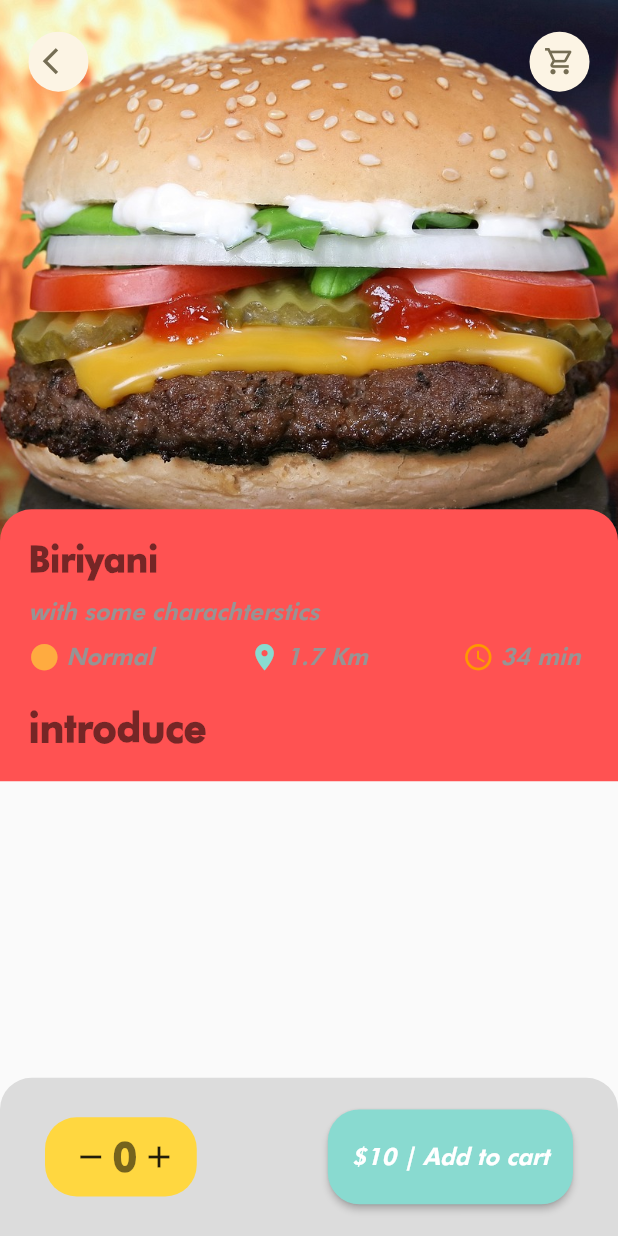
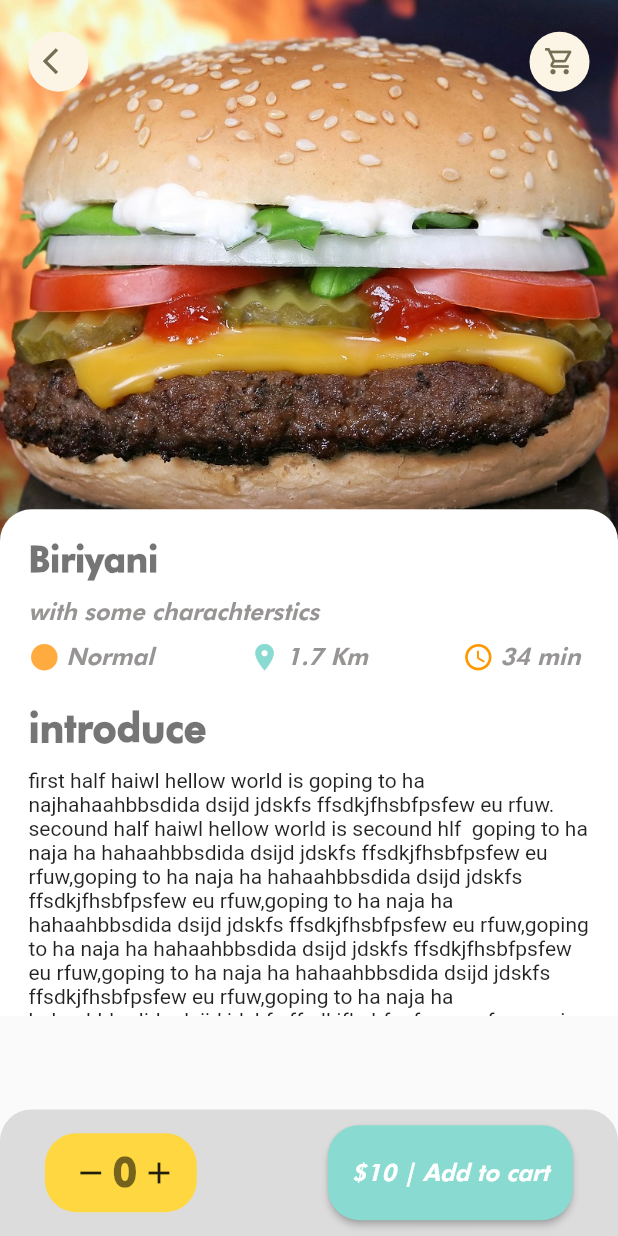
Before and after one commit to hadibp/food-delivery-app, a Flutter app: the screen it shows after launch, on a phone screen of 412 x 824 dp. Run offline on Flutter 3.47's test engine with Material 2 defaults, Android fonts, the phone set to English and light mode, and no system bars; our stand-ins replace dots_indicator, get.

Commit message:
into the thrid  page

```diff
--- a/lib/ui/componants/constants/diamention.dart
+++ b/lib/ui/componants/constants/diamention.dart
@@ -20,6 +20,7 @@ class Diamentions {
   static double height20 = screenHeight / 39.05;
   static double height30 = screenHeight / 26.03;
   static double height50 = screenHeight / 15.62;
+  static double height320 = screenHeight / 2.44;
 
   //dynamic width and height
   static double width5 = screenWidth / 156.2;
--- /dev/null
+++ b/lib/ui/componants/widgets/expandable_widget_text.dart
@@ -0,0 +1,64 @@
+import 'package:flutter/material.dart';
+import 'package:food_delivery/ui/componants/constants/diamention.dart';
+import 'package:food_delivery/ui/componants/widgets/smalltext.dart';
+
+class ExpandableTextWidget extends StatefulWidget {
+  final String text;
+  const ExpandableTextWidget({super.key, required this.text});
+
+  @override
+  State<ExpandableTextWidget> createState() => _ExpandableTextWidgetState();
+}
+
+class _ExpandableTextWidgetState extends State<ExpandableTextWidget> {
+  late String firsthalf;
+  late String secoundhalf;
+  bool hiddentext = false;
+  double textheight = Diamentions.screenHeight / 5.63;
+
+  @override
+  void initState() {
+    super.initState();
+    if (widget.text.length > textheight) {
+      firsthalf = widget.text.substring(0, textheight.toInt());
+      secoundhalf =
+          widget.text.substring(textheight.toInt() +1, widget.text.length);
+    } else {
+      firsthalf = widget.text;
+      secoundhalf = "";
+    }
+  }
+
+  @override
+  Widget build(BuildContext context) {
+    return Container(
+      child: secoundhalf.isEmpty
+          ? SmallText(text: firsthalf)
+          : Column(
+              children: [
+                Text(
+                    hiddentext
+                        ? "$firsthalf ... "
+                        : firsthalf + secoundhalf,),
+                InkWell(
+                  child: Row(
+                    mainAxisAlignment: MainAxisAlignment.end,
+                    children: <Widget>[
+                      Text(
+                        hiddentext ? "read more" : "read less",
+                        style: TextStyle(color: Colors.blue),
+                      ),
+                    ],
+                  ),
+                  onTap: () {
+                    setState(() {
+                      hiddentext = !hiddentext;
+                    });
+                  },
+                ),
+
+              ],
+            ),
+    );
+  }
+}
--- a/lib/ui/screens/popular_foodpage/popular_food_page.dart
+++ b/lib/ui/screens/popular_foodpage/popular_food_page.dart
@@ -4,6 +4,7 @@ import 'package:food_delivery/ui/componants/constants/diamention.dart';
 import 'package:food_delivery/ui/componants/widgets/appcolumn.dart';
 import 'package:food_delivery/ui/componants/widgets/appicon.dart';
 import 'package:food_delivery/ui/componants/widgets/bigtext.dart';
+import 'package:food_delivery/ui/componants/widgets/expandable_widget_text.dart';
 import 'package:food_delivery/ui/componants/widgets/smalltext.dart';
 
 class PopularFoodDetail extends StatelessWidget {
@@ -52,12 +53,18 @@ class PopularFoodDetail extends StatelessWidget {
             right: 0,
             top: Diamentions.foodpageImageheight - 30,
             child: Container(
-              padding: EdgeInsets.all(Diamentions.width18),
+              height: Diamentions.height320,
+              padding: EdgeInsets.only(
+                  top: Diamentions.width18,
+                  left: Diamentions.width18,
+                  right: Diamentions.width18,
+                  ),
               decoration: BoxDecoration(
                   borderRadius: BorderRadius.only(
                       topLeft: Radius.circular(Diamentions.radious20),
                       topRight: Radius.circular(Diamentions.radious20)),
-                  color: Colors.redAccent),
+                    color: Colors.white
+                  ),
               child: Column(
                 crossAxisAlignment: CrossAxisAlignment.start,
                 children: [
@@ -67,15 +74,25 @@ class PopularFoodDetail extends StatelessWidget {
                   SizedBox(
                     height: Diamentions.height20,
                   ),
-                  const BigText(text: "introduce")
+                  const BigText(text: "introduce"),
+                  SizedBox(
+                    height: Diamentions.height10,
+                  ),
+                 const Expanded(
+                    child: SingleChildScrollView(
+                      child: ExpandableTextWidget(
+                          text:
+                              'first half haiwl hellow world is goping to ha najhahaahbbsdida dsijd jdskfs ffsdkjfhsbfpsfew eu rfuw. secound half haiwl hellow world is secound half  goping to ha naja ha hahaahbbsdida dsijd jdskfs ffsdkjfhsbfpsfew eu rfuw,goping to ha naja ha hahaahbbsdida dsijd jdskfs ffsdkjfhsbfpsfew eu rfuw,goping to ha naja ha hahaahbbsdida dsijd jdskfs ffsdkjfhsbfpsfew eu rfuw,goping to ha naja ha hahaahbbsdida dsijd jdskfs ffsdkjfhsbfpsfew eu rfuw,goping to ha naja ha hahaahbbsdida dsijd jdskfs ffsdkjfhsbfpsfew eu rfuw,goping to ha naja ha hahaahbbsdida dsijd jdskfs ffsdkjfhsbfpsfew eu rfuw,goping to ha naja ha hahaahbbsdida dsijd jdskfs ffsdkjfhsbfpsfew eu rfuw,goping to ha naja ha hahaahbbsdida dsijd jdskfs ffsdkjfhsbfpsfew eu rfuw,goping to ha naja ha hahaahbbsdida dsijd jdskfs ffsdkjfhsbfpsfew eu rfuw,goping to ha naja ha hahaahbbsdida dsijd jdskfs ffsdkjfhsbfpsfew eu rfuw,goping to ha naja ha hahaahbbsdida dsijd jdskfs ffsdkjfhsbfpsfew eu rfuw,goping to ha naja ha hahaahbbsdida dsijd jdskfs ffsdkjfhsbfpsfew eu rfuw,goping to ha naja ha hahaahbbsdida dsijd jdskfs ffsdkjfhsbfpsfew eu rfuw,goping to ha naja ha hahaahbbsdida dsijd jdskfs ffsdkjfhsbfpsfew eu rfuw,goping to ha naja ha hahaahbbsdida dsijd jdskfs ffsdkjfhsbfpsfew eu rfuw,goping to ha naja ha hahaahbbsdida dsijd jdskfs ffsdkjfhsbfpsfew eu rfuw,goping to ha naja ha hahaahbbsdida dsijd jdskfs ffsdkjfhsbfpsfew eu rfuw,'),
+                    ),
+                  )
                 ],
               ),
             ),
           ),
         ]),
         bottomNavigationBar: Container(
-            padding:const EdgeInsets.only(left: 30.0, right: 30.0),
-            height: Diamentions.height50*2,
+            padding: const EdgeInsets.only(left: 30.0, right: 30.0),
+            height: Diamentions.height50 *1.6,
             decoration: BoxDecoration(
               borderRadius: BorderRadius.only(
                   topLeft: Radius.circular(Diamentions.radious20),
@@ -101,7 +118,6 @@ class PopularFoodDetail extends StatelessWidget {
                     children: [
                       Container(
                         padding: EdgeInsets.only(left: 8.0),
-                        height: 150.0,
                         child: Row(
                           children: [
                             const Icon(Icons.remove),
```
